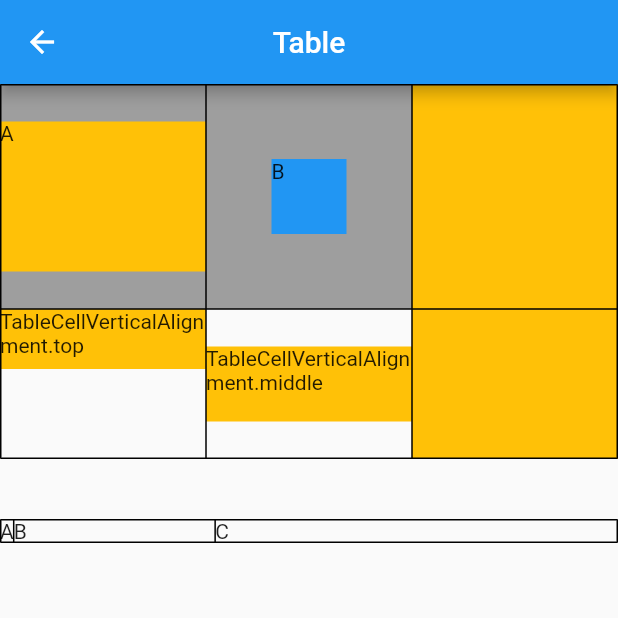
After one commit to goto5103/learn-flutter, a Flutter app: the WidgetTable screen opened by its route, on a phone screen of 412 x 824 dp, the top half of it. The commit adds this screen. Run offline on Flutter 3.47's test engine with Material 2 defaults, Android fonts, the phone set to English and light mode, and no system bars; our stand-ins replace flutter_redux, redux.

Commit message:
feat #10_Table サンプルコード追加

```diff
--- a/lib/main.dart
+++ b/lib/main.dart
@@ -9,6 +9,7 @@ import 'package:lean/views/floating_action_button.dart';
 import 'package:lean/views/future_builder.dart';
 import 'package:lean/views/opacity.dart';
 import 'package:lean/views/page_view.dart';
+import 'package:lean/views/table.dart';
 import 'package:lean/views/wrap.dart';
 import 'package:redux/redux.dart';
 
@@ -47,6 +48,7 @@ class MyApp extends StatelessWidget {
             "/FloatingActionButton": (BuildContext context) =>
                 WidgetFloatingActionButton(),
             "/PageView": (BuildContext context) => WidgetPageView(),
+            "/Table": (BuildContext context) => WidgetTable(),
           },
         ));
   }
--- /dev/null
+++ b/lib/views/table.dart
@@ -0,0 +1,98 @@
+import 'package:flutter/material.dart';
+
+class WidgetTable extends StatefulWidget {
+  @override
+  _WidgetTableState createState() => _WidgetTableState();
+}
+
+class _WidgetTableState extends State<WidgetTable> {
+  @override
+  Widget build(BuildContext context) {
+    return Scaffold(
+        appBar: AppBar(
+          title: Text("Table"),
+          centerTitle: true,
+        ),
+        body: Column(
+          children: [
+            Table(
+              // デフォルトのセル位置
+              defaultVerticalAlignment: TableCellVerticalAlignment.middle,
+              // 罫線
+              border: TableBorder.all(),
+              children: [
+                TableRow(
+                    // 背景色
+                    decoration: const BoxDecoration(
+                      color: Colors.grey,
+                    ),
+                    children: [
+                      // 列数は揃える必要がある
+                      Container(
+                        color: Colors.amber,
+                        height: 100,
+                        child: Text("A"),
+                      ),
+                      Center(
+                        child: Container(
+                        color: Colors.blue,
+                        height: 50,
+                        width: 50,
+                        child: Text("B"),
+                      ),
+                      )
+                      ,
+                      Container(
+                        color: Colors.amber,
+                        height: 150,
+                      )
+                    ]),
+                TableRow(children: [
+                  TableCell(
+                    verticalAlignment: TableCellVerticalAlignment.top,
+                    child: Container(
+                      color: Colors.amber,
+                      height: 40,
+                      child: Text("TableCellVerticalAlignment.top"),
+                    ),
+                  ),
+                  TableCell(
+                    verticalAlignment: TableCellVerticalAlignment.middle,
+                    child: Container(
+                      color: Colors.amber,
+                      height: 50,
+                      child: Text("TableCellVerticalAlignment.middle"),
+                    ),
+                  ),
+                  Container(
+                    color: Colors.amber,
+                    height: 100,
+                  )
+                ])
+              ],
+            ),
+            Container(
+              margin: EdgeInsets.all(20),
+            ),
+            Table(
+              border: TableBorder.all(),
+              columnWidths: <int, TableColumnWidth>{
+                // 固有サイズ　自動で広げたりしない
+                0: IntrinsicColumnWidth(),
+                // flex 自動で余白分広げる
+                1: FlexColumnWidth(),
+                // flex 引数にしてすると引数分の要素数の幅を取る
+                2: FlexColumnWidth(2),
+              },
+              children: [
+                TableRow(children: [
+                  TableCell(child: Text("A")),
+                  TableCell(child: Text("B")),
+                  TableCell(child: Text("C")),
+                ])
+              ],
+            )
+          ],
+        ));
+  }
+}
```
